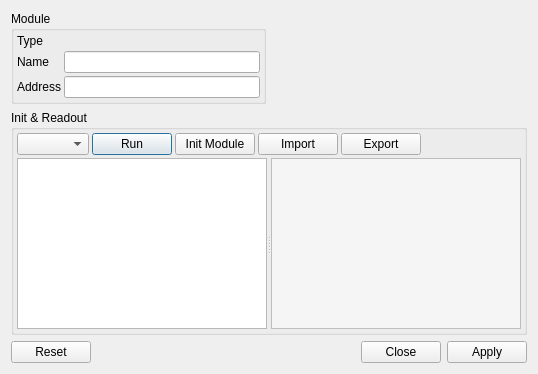
First picture: the form in module_config_dialog.ui, repository flueke/mvme, before the edit.
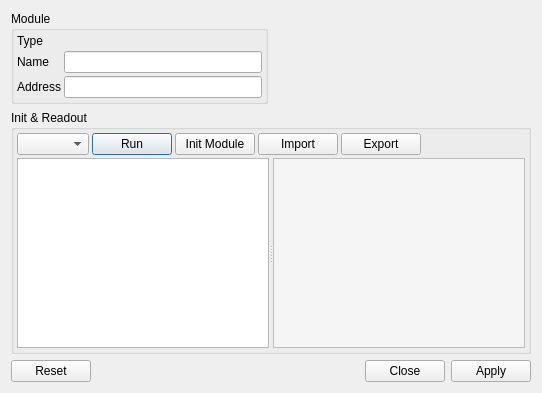
Second picture: the form after the edit.

Diff of the .ui file:
```diff
--- a/module_config_dialog.ui
+++ b/module_config_dialog.ui
@@ -6,8 +6,8 @@
    <rect>
     <x>0</x>
     <y>0</y>
-    <width>538</width>
-    <height>374</height>
+    <width>542</width>
+    <height>393</height>
    </rect>
   </property>
   <property name="windowTitle">
```
